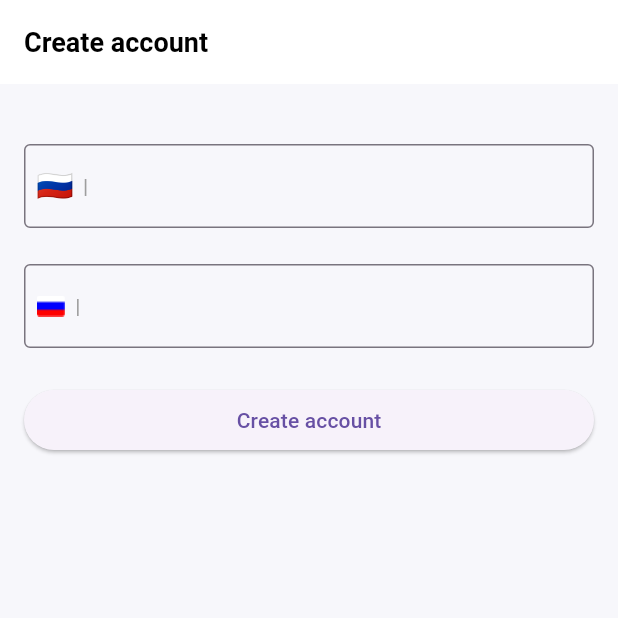
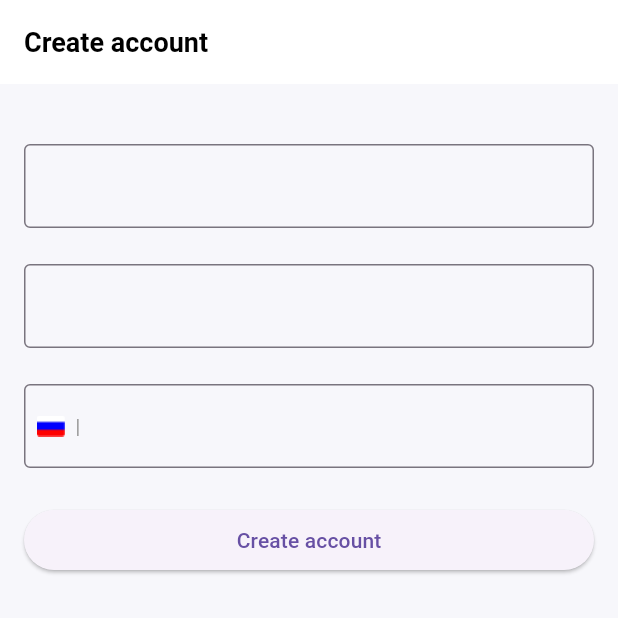
Before and after one commit to Kirus1930/PKS_Task_6, a Flutter app: the screen it shows after launch, on a phone screen of 412 x 824 dp, the top half of it. Run offline on Flutter 3.47's test engine with Material 3 defaults, Android fonts, the phone set to English and light mode, and no system bars.

Commit message:
update create_account_screen.dart

```diff
--- a/madshop_ui_eremin/lib/screens/create_account_screen.dart
+++ b/madshop_ui_eremin/lib/screens/create_account_screen.dart
@@ -20,29 +20,30 @@ class CreateAccountScreen extends StatelessWidget {
           children: [
             const SizedBox(height: 24),
             TextFormField(
+              keyboardType: TextInputType.visiblePassword,
+              decoration: InputDecoration(
+                border: const OutlineInputBorder(),
+                prefixIcon: Padding(
+                  padding: const EdgeInsets.only(left: 8.0, right: 6.0),
+                ),
+              ),
+              validator: (v) =>
+                  (v == null || v.trim().isEmpty) ? 'Password' : null,
+            ),
+            const SizedBox(height: 24),
+            TextFormField(
               keyboardType: TextInputType.emailAddress,
               decoration: InputDecoration(
                 border: const OutlineInputBorder(),
                 prefixIcon: Padding(
                   padding: const EdgeInsets.only(left: 8.0, right: 6.0),
-                  child: Row(
-                    mainAxisSize: MainAxisSize.min,
-                    children: [
-                      // A small flag (use an asset or emoji). This is used instead of "+7".
-                      // To replace with exported flag from Figma, put flag image into assets/images/flag_ru.png
-                      // and replace Text('🇷🇺') below with Image.asset('assets/images/flag_ru.png', width:20,height:14)
-                      const Text('🇷🇺', style: TextStyle(fontSize: 20)),
-                      const SizedBox(width: 6),
-                      const Text('|', style: TextStyle(color: Colors.grey)),
-                    ],
-                  ),
                 ),
               ),
               validator: (v) =>
                   (v == null || v.trim().isEmpty) ? 'Email' : null,
             ),
             const SizedBox(height: 24),
-            TextField(
+            TextFormField(
               controller: phoneController,
               keyboardType: TextInputType.phone,
               decoration: InputDecoration(
@@ -60,6 +61,8 @@ class CreateAccountScreen extends StatelessWidget {
                   ),
                 ),
               ),
+              validator: (v) =>
+                  (v == null || v.trim().isEmpty) ? 'Your number' : null,
             ),
             const SizedBox(height: 24),
             ElevatedButton(
```
Also changed, not shown: 1 other file.
